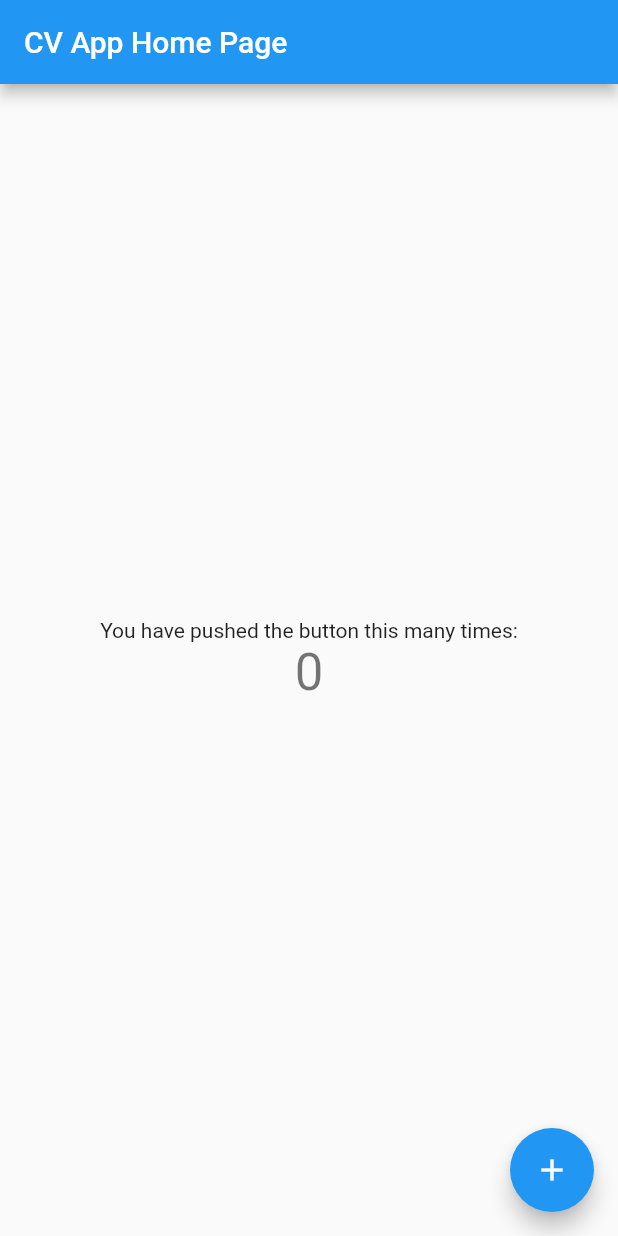
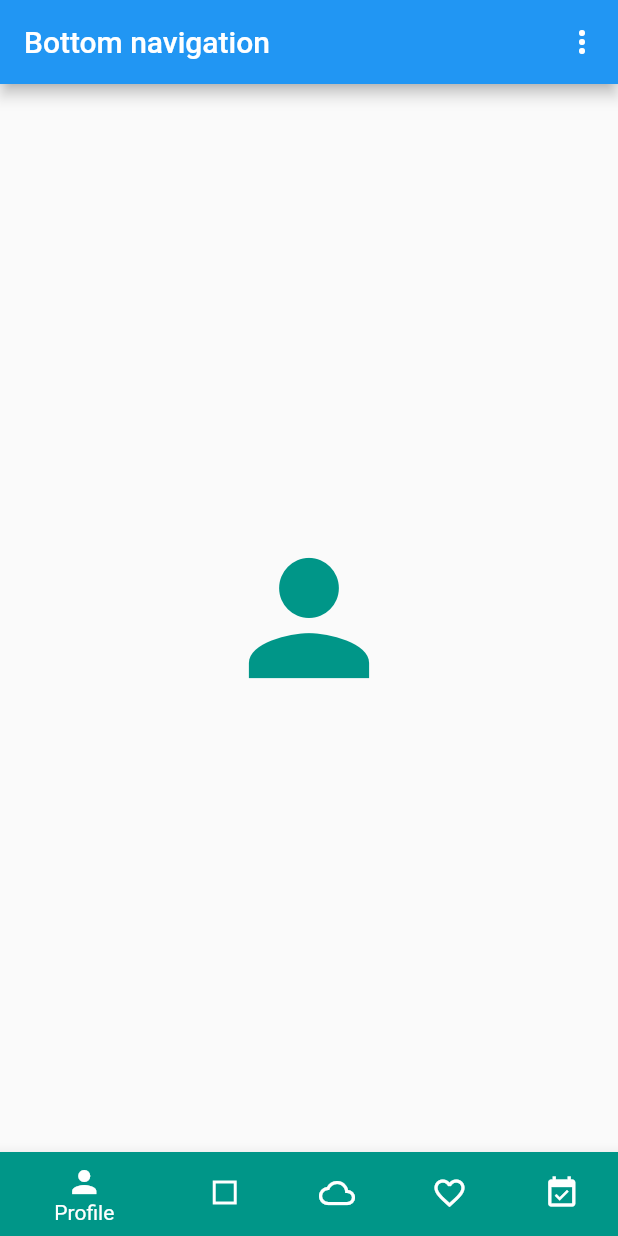
Before and after one commit to ptreitler/cv_app, a Flutter app: the screen it shows after launch, on a phone screen of 412 x 824 dp. Run offline on Flutter 3.47's test engine with Material 2 defaults, Android fonts, the phone set to English and light mode, and no system bars.

Commit message:
Replace default demo with Bottom navigation sample

```diff
--- a/lib/main.dart
+++ b/lib/main.dart
@@ -19,91 +19,238 @@ class CVApp extends StatelessWidget {
         // counter didn't reset back to zero; the application is not restarted.
         primarySwatch: Colors.blue,
       ),
-      home: new MyHomePage(title: 'CV App Home Page'),
+      home: Main(),
     );
   }
 }
 
-class MyHomePage extends StatefulWidget {
-  MyHomePage({Key key, this.title}) : super(key: key);
+class NavigationIconView {
+  NavigationIconView({
+    Widget icon,
+    Widget activeIcon,
+    String title,
+    Color color,
+    TickerProvider vsync,
+  }) : _icon = icon,
+        _color = color,
+        _title = title,
+        item = BottomNavigationBarItem(
+          icon: icon,
+          title: Text(title),
+          backgroundColor: color,
+        ),
+        controller = AnimationController(
+          duration: kThemeAnimationDuration,
+          vsync: vsync,
+        ) {
+    _animation = controller.drive(CurveTween(
+      curve: const Interval(0.5, 1.0, curve: Curves.fastOutSlowIn),
+    ));
+  }
 
-  // This widget is the home page of your application. It is stateful, meaning
-  // that it has a State object (defined below) that contains fields that affect
-  // how it looks.
+  final Widget _icon;
+  final Color _color;
+  final String _title;
+  final BottomNavigationBarItem item;
+  final AnimationController controller;
+  Animation<double> _animation;
 
-  // This class is the configuration for the state. It holds the values (in this
-  // case the title) provided by the parent (in this case the App widget) and
-  // used by the build method of the State. Fields in a Widget subclass are
-  // always marked "final".
+  FadeTransition transition(BottomNavigationBarType type, BuildContext context) {
+    Color iconColor;
+    if (type == BottomNavigationBarType.shifting) {
+      iconColor = _color;
+    } else {
+      final ThemeData themeData = Theme.of(context);
+      iconColor = themeData.brightness == Brightness.light
+          ? themeData.primaryColor
+          : themeData.accentColor;
+    }
 
-  final String title;
+    return FadeTransition(
+      opacity: _animation,
+      child: SlideTransition(
+        position: _animation.drive(
+          Tween<Offset>(
+            begin: const Offset(0.0, 0.02), // Slightly down.
+            end: Offset.zero,
+          ),
+        ),
+        child: IconTheme(
+          data: IconThemeData(
+            color: iconColor,
+            size: 120.0,
+          ),
+          child: Semantics(
+            label: 'Placeholder for $_title tab',
+            child: _icon,
+          ),
+        ),
+      ),
+    );
+  }
+}
+
+class CustomIcon extends StatelessWidget {
+  @override
+  Widget build(BuildContext context) {
+    final IconThemeData iconTheme = IconTheme.of(context);
+    return Container(
+      margin: const EdgeInsets.all(4.0),
+      width: iconTheme.size - 8.0,
+      height: iconTheme.size - 8.0,
+      color: iconTheme.color,
+    );
+  }
+}
+
+class CustomInactiveIcon extends StatelessWidget {
+  @override
+  Widget build(BuildContext context) {
+    final IconThemeData iconTheme = IconTheme.of(context);
+    return Container(
+        margin: const EdgeInsets.all(4.0),
+        width: iconTheme.size - 8.0,
+        height: iconTheme.size - 8.0,
+        decoration: BoxDecoration(
+          border: Border.all(color: iconTheme.color, width: 2.0),
+        )
+    );
+  }
+}
+
+class Main extends StatefulWidget {
+  static const String routeName = '/material/bottom_navigation';
 
   @override
-  _MyHomePageState createState() => new _MyHomePageState();
+  _BottomNavigationDemoState createState() => _BottomNavigationDemoState();
 }
 
-class _MyHomePageState extends State<MyHomePage> {
-  int _counter = 0;
+class _BottomNavigationDemoState extends State<Main>
+    with TickerProviderStateMixin {
+  int _currentIndex = 0;
+  BottomNavigationBarType _type = BottomNavigationBarType.shifting;
+  List<NavigationIconView> _navigationViews;
 
-  void _incrementCounter() {
+  @override
+  void initState() {
+    super.initState();
+    _navigationViews = <NavigationIconView>[
+      NavigationIconView(
+        icon: const Icon(Icons.person),
+        title: 'Profile',
+        color: Colors.teal,
+        vsync: this,
+      ),
+      NavigationIconView(
+        activeIcon: CustomIcon(),
+        icon: CustomInactiveIcon(),
+        title: 'Box',
+        color: Colors.deepOrange,
+        vsync: this,
+      ),
+      NavigationIconView(
+        activeIcon: const Icon(Icons.cloud),
+        icon: const Icon(Icons.cloud_queue),
+        title: 'Cloud',
+        color: Colors.deepPurple,
+        vsync: this,
+      ),
+      NavigationIconView(
+        activeIcon: const Icon(Icons.favorite),
+        icon: const Icon(Icons.favorite_border),
+        title: 'Favorites',
+        color: Colors.indigo,
+        vsync: this,
+      ),
+      NavigationIconView(
+        icon: const Icon(Icons.event_available),
+        title: 'Event',
+        color: Colors.pink,
+        vsync: this,
+      )
+    ];
+
+    for (NavigationIconView view in _navigationViews)
+      view.controller.addListener(_rebuild);
+
+    _navigationViews[_currentIndex].controller.value = 1.0;
+  }
+
+  @override
+  void dispose() {
+    for (NavigationIconView view in _navigationViews)
+      view.controller.dispose();
+    super.dispose();
+  }
+
+  void _rebuild() {
     setState(() {
-      // This call to setState tells the Flutter framework that something has
-      // changed in this State, which causes it to rerun the build method below
-      // so that the display can reflect the updated values. If we changed
-      // _counter without calling setState(), then the build method would not be
-      // called again, and so nothing would appear to happen.
-      _counter++;
+      // Rebuild in order to animate views.
     });
+  }
+
+  Widget _buildTransitionsStack() {
+    final List<FadeTransition> transitions = <FadeTransition>[];
+
+    for (NavigationIconView view in _navigationViews)
+      transitions.add(view.transition(_type, context));
+
+    // We want to have the newly animating (fading in) views on top.
+    transitions.sort((FadeTransition a, FadeTransition b) {
+      final Animation<double> aAnimation = a.opacity;
+      final Animation<double> bAnimation = b.opacity;
+      final double aValue = aAnimation.value;
+      final double bValue = bAnimation.value;
+      return aValue.compareTo(bValue);
+    });
+
+    return Stack(children: transitions);
   }
 
   @override
   Widget build(BuildContext context) {
-    // This method is rerun every time setState is called, for instance as done
-    // by the _incrementCounter method above.
-    //
-    // The Flutter framework has been optimized to make rerunning build methods
-    // fast, so that you can just rebuild anything that needs updating rather
-    // than having to individually change instances of widgets.
-    return new Scaffold(
-      appBar: new AppBar(
-        // Here we take the value from the MyHomePage object that was created by
-        // the App.build method, and use it to set our appbar title.
-        title: new Text(widget.title),
+    final BottomNavigationBar botNavBar = BottomNavigationBar(
+      items: _navigationViews
+          .map<BottomNavigationBarItem>((NavigationIconView navigationView) => navigationView.item)
+          .toList(),
+      currentIndex: _currentIndex,
+      type: _type,
+      onTap: (int index) {
+        setState(() {
+          _navigationViews[_currentIndex].controller.reverse();
+          _currentIndex = index;
+          _navigationViews[_currentIndex].controller.forward();
+        });
+      },
+    );
+
+    return Scaffold(
+      appBar: AppBar(
+        title: const Text('Bottom navigation'),
+        actions: <Widget>[
+          PopupMenuButton<BottomNavigationBarType>(
+            onSelected: (BottomNavigationBarType value) {
+              setState(() {
+                _type = value;
+              });
+            },
+            itemBuilder: (BuildContext context) => <PopupMenuItem<BottomNavigationBarType>>[
+              const PopupMenuItem<BottomNavigationBarType>(
+                value: BottomNavigationBarType.fixed,
+                child: Text('Fixed'),
+              ),
+              const PopupMenuItem<BottomNavigationBarType>(
+                value: BottomNavigationBarType.shifting,
+                child: Text('Shifting'),
+              )
+            ],
+          )
+        ],
       ),
-      body: new Center(
-        // Center is a layout widget. It takes a single child and positions it
-        // in the middle of the parent.
-        child: new Column(
-          // Column is also layout widget. It takes a list of children and
-          // arranges them vertically. By default, it sizes itself to fit its
-          // children horizontally, and tries to be as tall as its parent.
-          //
-          // Invoke "debug paint" (press "p" in the console where you ran
-          // "flutter run", or select "Toggle Debug Paint" from the Flutter tool
-          // window in IntelliJ) to see the wireframe for each widget.
-          //
-          // Column has various properties to control how it sizes itself and
-          // how it positions its children. Here we use mainAxisAlignment to
-          // center the children vertically; the main axis here is the vertical
-          // axis because Columns are vertical (the cross axis would be
-          // horizontal).
-          mainAxisAlignment: MainAxisAlignment.center,
-          children: <Widget>[
-            new Text(
-              'You have pushed the button this many times:',
-            ),
-            new Text(
-              '$_counter',
-              style: Theme.of(context).textTheme.display1,
-            ),
-          ],
-        ),
+      body: Center(
+          child: _buildTransitionsStack()
       ),
-      floatingActionButton: new FloatingActionButton(
-        onPressed: _incrementCounter,
-        tooltip: 'Increment',
-        child: new Icon(Icons.add),
-      ), // This trailing comma makes auto-formatting nicer for build methods.
+      bottomNavigationBar: botNavBar,
     );
   }
 }
```
